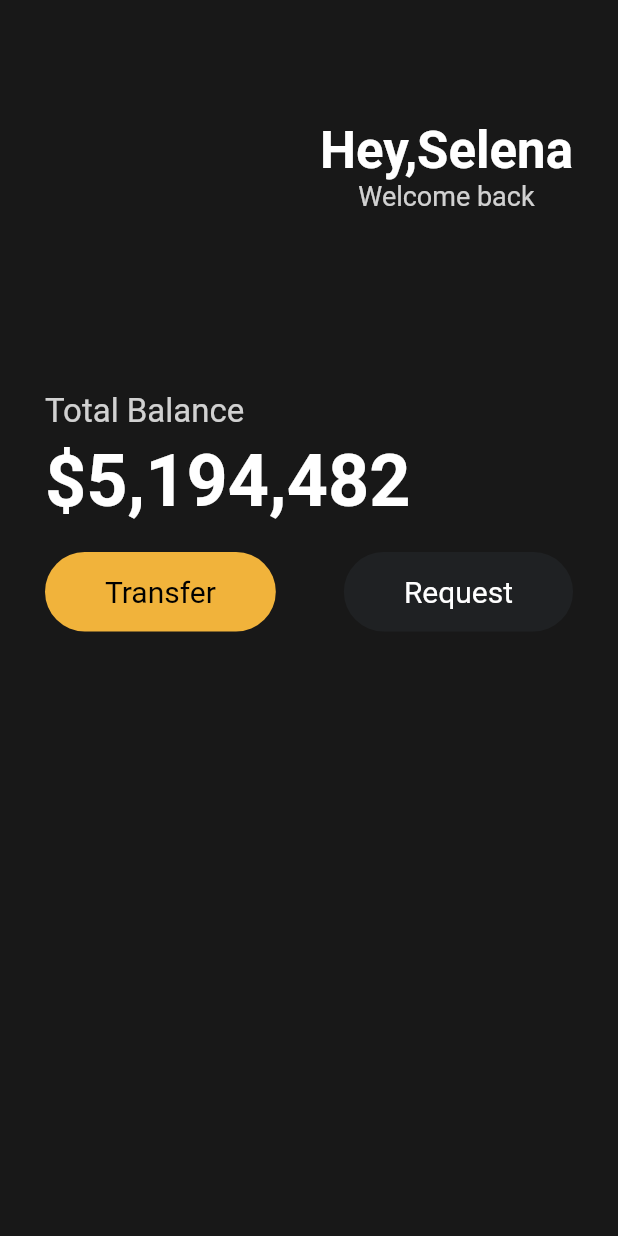
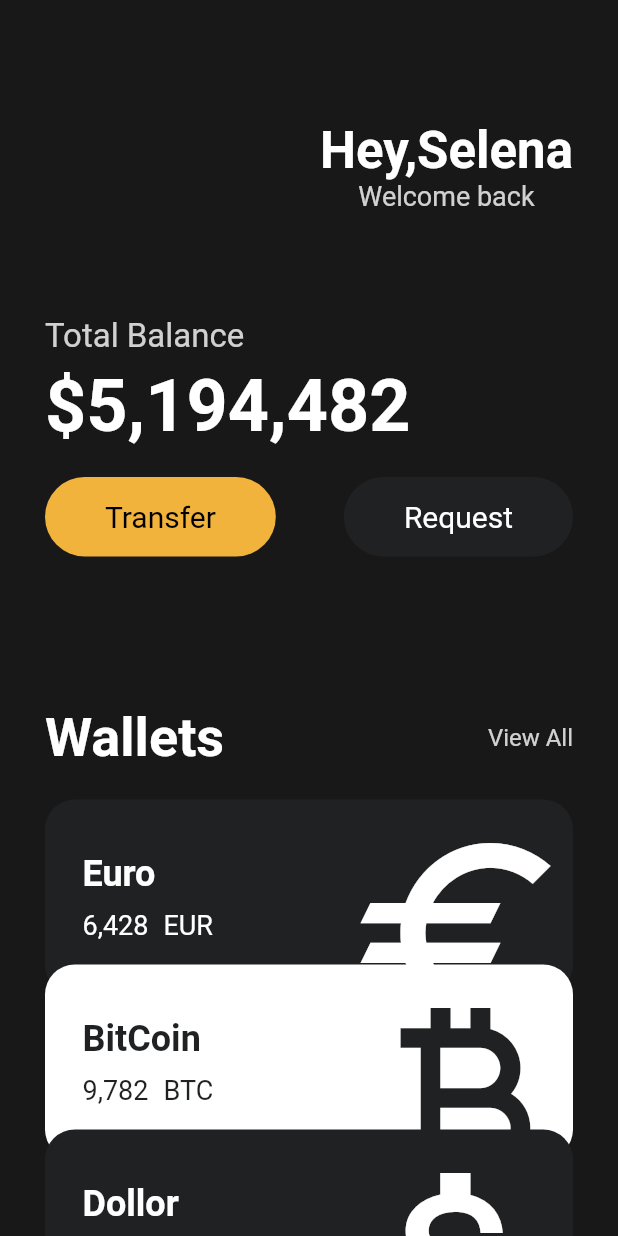
Before and after one commit to frontWeb-dev/flutter, a Flutter app: the screen it shows after launch, on a phone screen of 412 x 824 dp. Run offline on Flutter 3.47's test engine with Material 2 defaults, Android fonts, the phone set to English and light mode, and no system bars.

Commit message:
feat: wallets Cards

```diff
--- a/lib/main.dart
+++ b/lib/main.dart
@@ -1,5 +1,6 @@
 import 'package:flutter/material.dart';
 import 'widgets/button.dart';
+import 'widgets/card.dart';
 
 void main() {
   runApp(const MyApp());
@@ -15,7 +16,8 @@ class MyApp extends StatelessWidget {
     return MaterialApp(
       home: Scaffold(
           backgroundColor: const Color(0xFF181818),
-          body: Padding(
+          body: SingleChildScrollView(
+            child: Padding(
               padding: const EdgeInsets.symmetric(horizontal: 30),
               child: Column(
                 crossAxisAlignment: CrossAxisAlignment.start,
@@ -46,7 +48,7 @@ class MyApp extends StatelessWidget {
                     ],
                   ),
                   const SizedBox(
-                  height: 120,
+                    height: 70,
                   ),
                   Text(
                     'Total Balance',
@@ -82,7 +84,62 @@ class MyApp extends StatelessWidget {
                       )
                     ],
                   ),
+                  const SizedBox(
+                    height: 100,
+                  ),
+                  Row(
+                    mainAxisAlignment: MainAxisAlignment.spaceBetween,
+                    crossAxisAlignment: CrossAxisAlignment.center,
+                    children: [
+                      const Text('Wallets',
+                          style: TextStyle(
+                            color: Colors.white,
+                            fontSize: 36,
+                            fontWeight: FontWeight.w600,
+                          )),
+                      Text(
+                        'View All',
+                        style: TextStyle(
+                          color: Colors.white.withOpacity(0.8),
+                          fontSize: 16,
+                        ),
+                      ),
                     ],
+                  ),
+                  const SizedBox(height: 20),
+                  Column(
+                    children: [
+                      const WalletsCard(
+                        name: 'Euro',
+                        amount: '6,428',
+                        code: 'EUR',
+                        icon: Icons.euro,
+                        isInverted: false,
+                      ),
+                      Transform.translate(
+                        offset: const Offset(0, -20),
+                        child: const WalletsCard(
+                          name: 'BitCoin',
+                          amount: '9,782',
+                          code: 'BTC',
+                          icon: Icons.currency_bitcoin,
+                          isInverted: true,
+                        ),
+                      ),
+                      Transform.translate(
+                        offset: const Offset(0, -40),
+                        child: const WalletsCard(
+                          name: 'Dollor',
+                          amount: '428',
+                          code: 'URD',
+                          icon: Icons.attach_money,
+                          isInverted: false,
+                        ),
+                      ),
+                    ],
+                  ),
+                ],
+              ),
             ),
           )),
     );
--- /dev/null
+++ b/lib/widgets/card.dart
@@ -0,0 +1,81 @@
+import 'package:flutter/material.dart';
+
+class WalletsCard extends StatelessWidget {
+  final String name, code, amount;
+  final IconData icon;
+  final bool isInverted;
+
+  const WalletsCard({
+    super.key,
+    required this.name,
+    required this.amount,
+    required this.code,
+    required this.icon,
+    required this.isInverted,
+  });
+
+  @override
+  Widget build(BuildContext context) {
+    return Container(
+      clipBehavior: Clip.hardEdge,
+      decoration: BoxDecoration(
+        color: isInverted ? Colors.white : const Color(0xFF1F2123),
+        borderRadius: BorderRadius.circular(20),
+      ),
+      child: Padding(
+        padding: const EdgeInsets.all(25),
+        child: Row(
+          mainAxisAlignment: MainAxisAlignment.spaceBetween,
+          children: [
+            Column(
+              crossAxisAlignment: CrossAxisAlignment.start,
+              children: [
+                Text(
+                  name,
+                  style: TextStyle(
+                    color: isInverted ? const Color(0xFF1F2123) : Colors.white,
+                    fontSize: 24,
+                    fontWeight: FontWeight.w600,
+                  ),
+                ),
+                const SizedBox(height: 10),
+                Row(
+                  children: [
+                    Text(
+                      amount,
+                      style: TextStyle(
+                        color:
+                            isInverted ? const Color(0xFF1F2123) : Colors.white,
+                        fontSize: 18,
+                      ),
+                    ),
+                    const SizedBox(
+                      width: 10,
+                    ),
+                    Text(
+                      code,
+                      style: TextStyle(
+                        color:
+                            isInverted ? const Color(0xFF1F2123) : Colors.white,
+                        fontSize: 18,
+                      ),
+                    ),
+                  ],
+                ),
+              ],
+            ),
+            Transform.scale(
+              scale: 2,
+              child: Transform.translate(
+                offset: const Offset(-5, 12),
+                child: Icon(icon,
+                    color: isInverted ? const Color(0xFF1F2123) : Colors.white,
+                    size: 80),
+              ),
+            ),
+          ],
+        ),
+      ),
+    );
+  }
+}
```
Lines whose indentation alone changed are shown as unchanged.
